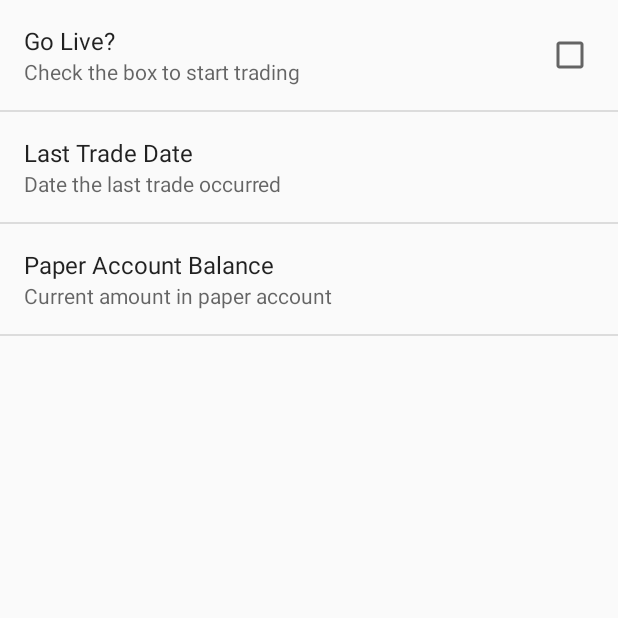
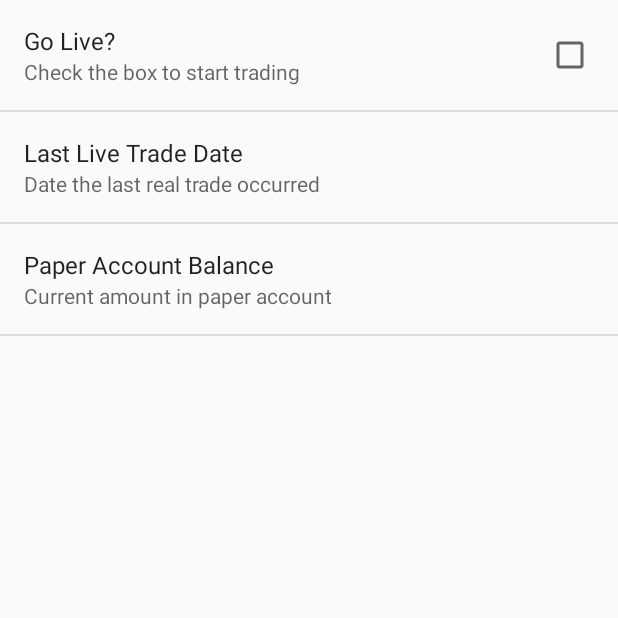
Before and after one commit to mikemey01/Markets, an Android app: the PrefsActivity screen opened directly, with no data from a screen before it, on a phone screen of 412 x 824 dp, the top half of it. Run offline under Robolectric (Android 15) with nearby library versions, the phone set to English and light mode, and no system bars.

Commit message:
added verbiage to prefs

```diff
--- a/app/src/main/res/xml/preferences.xml
+++ b/app/src/main/res/xml/preferences.xml
@@ -8,9 +8,9 @@
         android:persistent="true">
     </CheckBoxPreference>
 
-    <EditTextPreference android:title="Last Trade Date"
+    <EditTextPreference android:title="Last Live Trade Date"
         android:key="lastTradeDate"
-        android:summary="Date the last trade occurred">
+        android:summary="Date the last real trade occurred">
     </EditTextPreference>
 
     <EditTextPreference android:title="Paper Account Balance"
```
